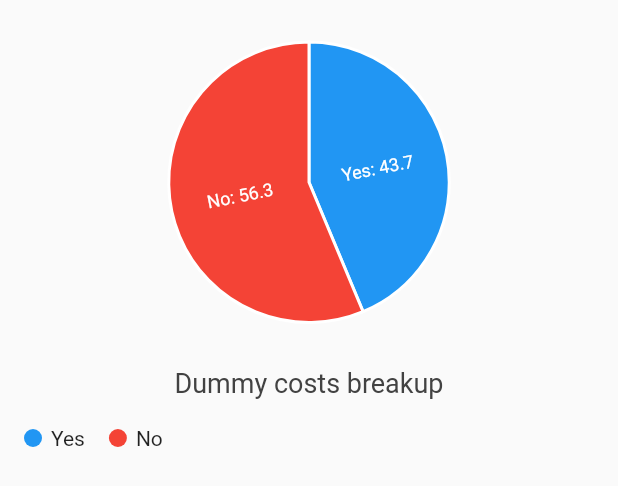
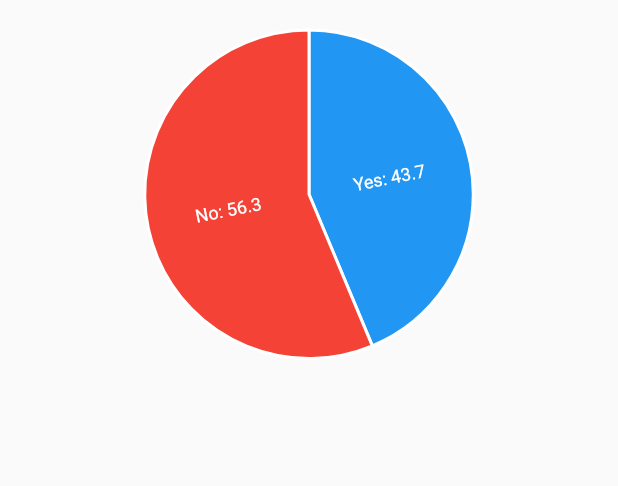
Before and after one commit to Raviipandey/CricMate, a Flutter app: the PieChartExample widget shown alone on an empty page, opened directly, on a phone screen of 412 x 824 dp. Shown: the top 486 px of the screen. Run offline on Flutter 3.47's test engine with Material 2 defaults, Android fonts, the phone set to English and light mode, and no system bars; our stand-ins replace charts_flutter, cloud_firestore, firebase_auth, firebase_core, flutter_slidable, syncfusion_flutter_charts; accounts and stored records are empty; Roboto replaces fonts that are missing (Raleway).

Commit message:
Pie done

```diff
--- a/madlab/lib/pieChart.dart
+++ b/madlab/lib/pieChart.dart
@@ -1,3 +1,84 @@
+// import 'package:flutter/material.dart';
+// import 'package:charts_flutter/flutter.dart' as charts;
+
+// /// Data class to visualize.
+// class _CostsData {
+//   final String category;
+//   final double cost;
+
+//   const _CostsData(this.category, this.cost);
+// }
+
+// class PieChartExample extends StatefulWidget {
+//   const PieChartExample({super.key});
+
+//   @override
+//   _PieChartExampleState createState() => _PieChartExampleState();
+// }
+
+// class _PieChartExampleState extends State<PieChartExample> {
+//   // Chart configs.
+//   bool _animate = true;
+//   bool _defaultInteractions = true;
+//   double _arcRatio = 1;
+//   charts.ArcLabelPosition _arcLabelPosition = charts.ArcLabelPosition.auto;
+//   charts.BehaviorPosition _titlePosition = charts.BehaviorPosition.bottom;
+//   charts.BehaviorPosition _legendPosition = charts.BehaviorPosition.bottom;
+
+//   // Data to render.
+//   final List<_CostsData> _data = [
+//     const _CostsData('Yes', 43.7),
+//     const _CostsData('No', 56.3),
+//   ];
+
+//   @override
+//   Widget build(BuildContext context) {
+//     final _colorPalettes =
+//         charts.MaterialPalette.getOrderedPalettes(this._data.length);
+//     return ListView(padding: const EdgeInsets.all(8), children: <Widget>[
+//       SizedBox(
+//         height: 300,
+//         // MUST specify the type T, see https://github.com/google/charts/issues/668#issuecomment-943556524.
+//         child: charts.PieChart<String>(
+//           // Pie chart can only render one series.
+//           [
+//             charts.Series<_CostsData, String>(
+//               id: 'Sales-1',
+//               colorFn: (_, idx) => _colorPalettes[idx!].shadeDefault,
+//               domainFn: (_CostsData sales, _) => sales.category,
+//               measureFn: (_CostsData sales, _) => sales.cost,
+//               data: this._data,
+//               // Set a label accessor to control the text of the arc label.
+//               labelAccessorFn: (_CostsData row, _) =>
+//                   '${row.category}: ${row.cost}',
+//             ),
+//           ],
+//           animate: this._animate,
+//           defaultRenderer: charts.ArcRendererConfig(
+//             arcRatio: this._arcRatio,
+//             arcRendererDecorators: [
+//               charts.ArcLabelDecorator(labelPosition: this._arcLabelPosition)
+//             ],
+//           ),
+//           behaviors: [
+//             // Add title.
+//             charts.ChartTitle(
+//               'Dummy costs breakup',
+//               behaviorPosition: this._titlePosition,
+//             ),
+//             // Add legend. ("Datum" means the "X-axis" of each data point.)
+//             charts.DatumLegend(
+//               position: this._legendPosition,
+//               desiredMaxRows: 2,
+//             ),
+//           ],
+//         ),
+//       ),
+//     ]);
+//   }
+
+//   /// Widgets to control the chart appearance and behavior.
+// }
 import 'package:flutter/material.dart';
 import 'package:charts_flutter/flutter.dart' as charts;
 
@@ -35,7 +116,8 @@ class _PieChartExampleState extends State<PieChartExample> {
   Widget build(BuildContext context) {
     final _colorPalettes =
         charts.MaterialPalette.getOrderedPalettes(this._data.length);
-    return ListView(padding: const EdgeInsets.all(8), children: <Widget>[
+    return Column(
+      children: <Widget>[
         SizedBox(
           height: 300,
           // MUST specify the type T, see https://github.com/google/charts/issues/668#issuecomment-943556524.
@@ -63,18 +145,19 @@ class _PieChartExampleState extends State<PieChartExample> {
             behaviors: [
               // Add title.
               charts.ChartTitle(
-              'Dummy costs breakup',
+                '',
                 behaviorPosition: this._titlePosition,
               ),
               // Add legend. ("Datum" means the "X-axis" of each data point.)
-            charts.DatumLegend(
-              position: this._legendPosition,
-              desiredMaxRows: 2,
-            ),
+              // charts.DatumLegend(
+              //   position: this._legendPosition,
+              //   desiredMaxRows: 2,
+              // ),
             ],
           ),
         ),
-    ]);
+      ],
+    );
   }
 
   /// Widgets to control the chart appearance and behavior.
```
Also changed, not shown: madlab/lib/homepage.dart (+16 -15 lines). Lines whose indentation alone changed are shown as unchanged.
